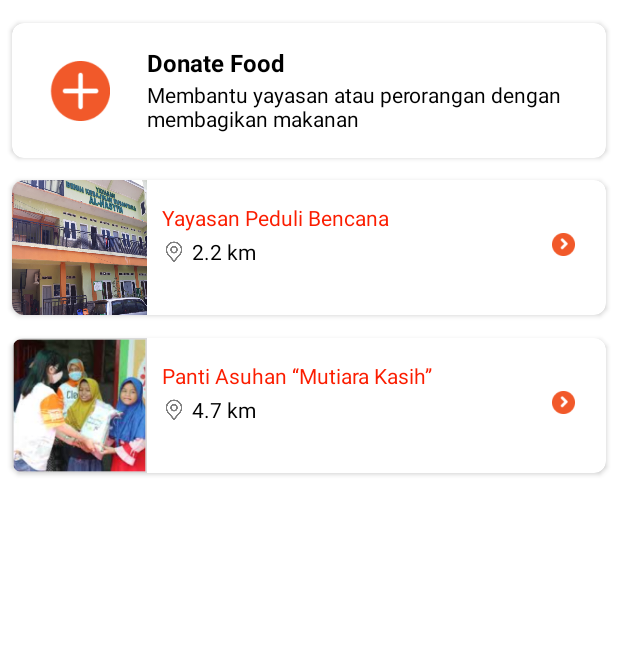
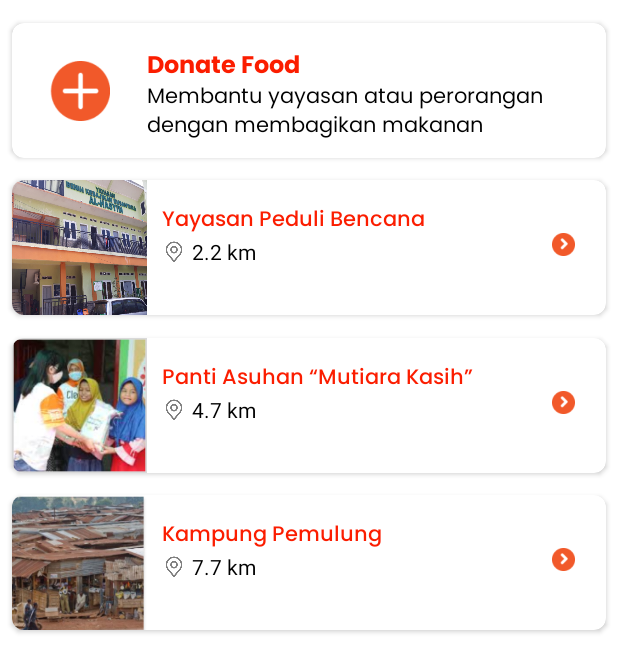
Before and after one commit to MuhammadIqbalK/DumnoFood, an Android app: the layout activity_donatefood.xml on its own in the app's theme, with its tools: preview values and no code run, on a phone screen of 412 x 824 dp. Shown: the top 672 px of the screen. Run offline under Robolectric (Android 15) with nearby library versions, the phone set to English and light mode, and no system bars.

Commit message:
commit 5 donatefood intent

```diff
--- a/app/src/main/java/com/example/dumnofood/DonateFoodActivity.kt
+++ b/app/src/main/java/com/example/dumnofood/DonateFoodActivity.kt
@@ -2,12 +2,14 @@ package com.example.dumnofood
 
 import androidx.appcompat.app.AppCompatActivity
 import android.os.Bundle
+import android.widget.Button
 
 class DonateFoodActivity : AppCompatActivity() {
     override fun onCreate(savedInstanceState: Bundle?) {
         super.onCreate(savedInstanceState)
         setContentView(R.layout.activity_donatefood)
 
+    val bntOpenFragment : Button
 
     }
 }
--- a/app/src/main/java/com/example/dumnofood/MainActivity.kt
+++ b/app/src/main/java/com/example/dumnofood/MainActivity.kt
@@ -7,5 +7,6 @@ class MainActivity : AppCompatActivity() {
     override fun onCreate(savedInstanceState: Bundle?) {
         super.onCreate(savedInstanceState)
         setContentView(R.layout.activity_main)
+
     }
 }
--- a/app/src/main/res/layout/activity_donatefood.xml
+++ b/app/src/main/res/layout/activity_donatefood.xml
@@ -10,6 +10,7 @@
     <RelativeLayout
         android:layout_width="match_parent"
         android:layout_height="match_parent"
+        android:background="@color/white"
         >
 
 
@@ -23,7 +24,6 @@
             android:layout_marginTop="15dp"
             android:layout_marginBottom="15dp"
             app:cardCornerRadius="8dp"
-            android:background="@color/white"
             android:elevation="20dp"
             >
 
@@ -42,7 +42,8 @@
                 android:layout_width="match_parent"
                 android:layout_height="match_parent"
                 android:text="Donate Food"
-                android:textColor="@color/black"
+                android:textColor="@color/merah"
+                android:fontFamily="@font/poppinsbold"
                 android:layout_marginLeft="90dp"
                 android:layout_marginTop="15dp"
                 android:textSize="16sp"
@@ -55,6 +56,7 @@
                 android:text="Membantu yayasan atau perorangan
 dengan membagikan makanan"
                 android:textColor="@color/black"
+                android:fontFamily="@font/poppinsregular"
                 android:layout_marginLeft="90dp"
                 android:layout_marginTop="38dp"
                 android:layout_marginRight="30dp">
@@ -74,6 +76,7 @@ dengan membagikan makanan"
             android:layout_marginLeft="8dp"
             android:layout_marginRight="8dp"
             android:layout_marginBottom="15dp"
+            app:cardBackgroundColor="@color/white"
             app:cardCornerRadius="8dp">
 
             <ImageView
@@ -102,6 +105,7 @@ dengan membagikan makanan"
                 android:layout_width="match_parent"
                 android:layout_height="match_parent"
                 android:text="Yayasan Peduli Bencana"
+                android:fontFamily="@font/poppinsmedium"
                 android:textColor="@color/merah"
                 android:layout_marginLeft="100dp"
                 android:layout_marginTop="15dp"
@@ -134,7 +138,8 @@ dengan membagikan makanan"
             android:layout_marginLeft="8dp"
             android:layout_marginRight="8dp"
             android:layout_marginBottom="15dp"
-            app:cardCornerRadius="8dp">
+            app:cardCornerRadius="8dp"
+            app:cardBackgroundColor="@color/white">
 
             <ImageView
                 android:layout_width="90dp"
@@ -164,6 +169,7 @@ dengan membagikan makanan"
                 android:layout_marginLeft="100dp"
                 android:layout_marginTop="15dp"
                 android:text="Panti Asuhan “Mutiara Kasih”"
+                android:fontFamily="@font/poppinsmedium"
                 android:textColor="@color/merah"
                 android:textSize="14sp"></TextView>
 
@@ -171,6 +177,64 @@ dengan membagikan makanan"
                 android:layout_width="match_parent"
                 android:layout_height="match_parent"
                 android:text="4.7 km"
+                android:textColor="@color/black"
+                android:layout_marginLeft="120dp"
+                android:layout_marginTop="38dp"
+                android:layout_marginRight="30dp">
+            </TextView>
+
+
+
+
+        </androidx.cardview.widget.CardView>
+
+        <androidx.cardview.widget.CardView
+            android:id="@+id/card4"
+            android:layout_width="match_parent"
+            android:layout_height="90dp"
+            android:layout_marginTop="330dp"
+            android:layout_marginLeft="8dp"
+            android:layout_marginRight="8dp"
+            android:layout_marginBottom="15dp"
+            app:cardBackgroundColor="@color/white"
+            app:cardCornerRadius="8dp">
+
+            <ImageView
+                android:layout_width="95dp"
+                android:layout_height="match_parent"
+                android:layout_marginBottom="-5dp"
+                android:layout_marginLeft="-5dp"
+                android:background="@drawable/yayasan3_img"/>
+
+            <ImageView
+                android:id="@+id/img_btn3"
+                android:layout_width="15dp"
+                android:layout_height="15dp"
+                android:layout_marginLeft="360dp"
+                android:layout_marginTop="35dp"
+                android:src="@drawable/viewall_btn" />
+
+            <ImageView
+                android:layout_width="16dp"
+                android:layout_height="16dp"
+                android:layout_marginLeft="100dp"
+                android:layout_marginTop="40dp"
+                android:src="@drawable/location_img" />
+
+            <TextView
+                android:layout_width="match_parent"
+                android:layout_height="match_parent"
+                android:layout_marginLeft="100dp"
+                android:layout_marginTop="15dp"
+                android:text="Kampung Pemulung"
+                android:fontFamily="@font/poppinsmedium"
+                android:textColor="@color/merah"
+                android:textSize="14sp"></TextView>
+
+            <TextView
+                android:layout_width="match_parent"
+                android:layout_height="match_parent"
+                android:text="7.7 km"
                 android:textColor="@color/black"
                 android:layout_marginLeft="120dp"
                 android:layout_marginTop="38dp"
```
Also changed, not shown: app/src/main/AndroidManifest.xml (+7 -0 lines), app/src/main/java/com/example/dumnofood/ui/home/HomeFragment.kt (+18 -83 lines), app/src/main/res/drawable/yayasan3_img.png (added).
